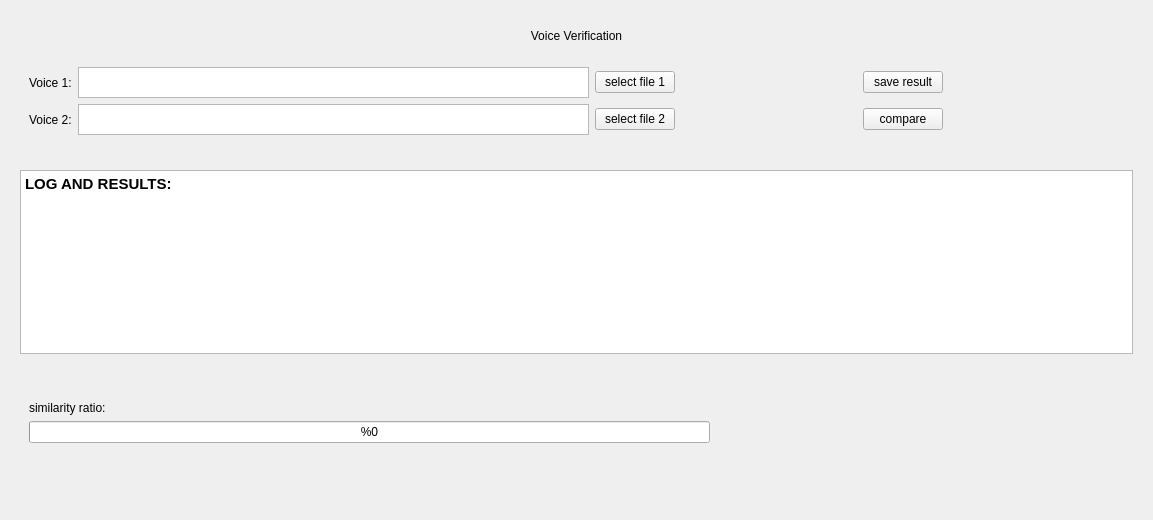
The window that raw_ui_files/soundVerification.ui (MehmetYukselSekeroglu/TheHive) describes before a commit, drawn with Qt 5.
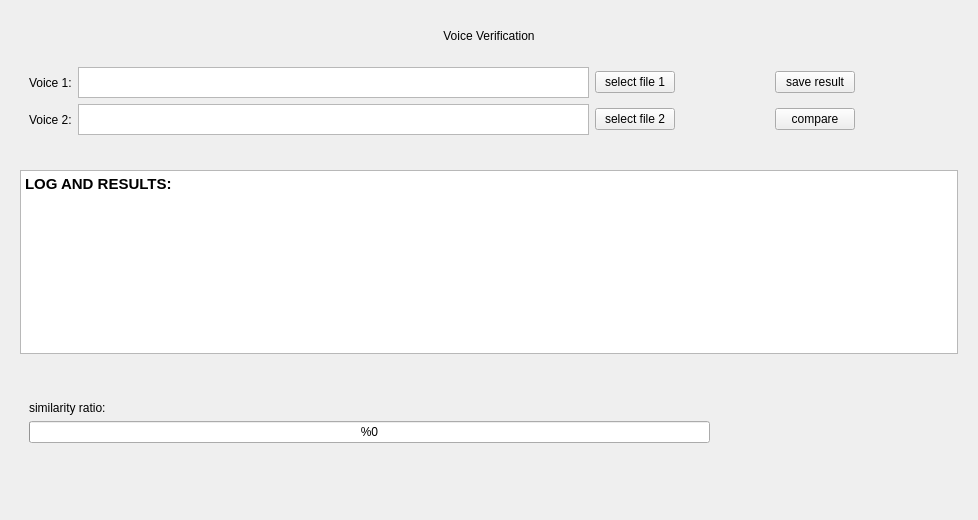
The same window after the commit. Icons and pictures are not drawn.

Commit message: Font update for low resulation screens

The edit to the form file:
```diff
--- a/raw_ui_files/soundVerification.ui
+++ b/raw_ui_files/soundVerification.ui
@@ -6,7 +6,7 @@
    <rect>
     <x>0</x>
     <y>0</y>
-    <width>1153</width>
+    <width>978</width>
     <height>520</height>
    </rect>
   </property>
@@ -237,8 +237,8 @@
          <string>&lt;!DOCTYPE HTML PUBLIC &quot;-//W3C//DTD HTML 4.0//EN&quot; &quot;http://www.w3.org/TR/REC-html40/strict.dtd&quot;&gt;
 &lt;html&gt;&lt;head&gt;&lt;meta name=&quot;qrichtext&quot; content=&quot;1&quot; /&gt;&lt;style type=&quot;text/css&quot;&gt;
 p, li { white-space: pre-wrap; }
-&lt;/style&gt;&lt;/head&gt;&lt;body style=&quot; font-family:'Hack'; font-size:14pt; font-weight:400; font-style:normal;&quot;&gt;
-&lt;p style=&quot; margin-top:0px; margin-bottom:0px; margin-left:0px; margin-right:0px; -qt-block-indent:0; text-indent:0px;&quot;&gt;&lt;span style=&quot; font-family:'Cantarell'; font-size:11pt; font-weight:600;&quot;&gt;LOG AND RESULTS:&lt;/span&gt;&lt;/p&gt;&lt;/body&gt;&lt;/html&gt;</string>
+&lt;/style&gt;&lt;/head&gt;&lt;body style=&quot; font-family:'Hack'; font-size:11pt; font-weight:400; font-style:normal;&quot;&gt;
+&lt;p style=&quot; margin-top:0px; margin-bottom:0px; margin-left:0px; margin-right:0px; -qt-block-indent:0; text-indent:0px;&quot;&gt;&lt;span style=&quot; font-family:'Cantarell'; font-weight:600;&quot;&gt;LOG AND RESULTS:&lt;/span&gt;&lt;/p&gt;&lt;/body&gt;&lt;/html&gt;</string>
         </property>
        </widget>
       </item>
```
Left out of the diff: 26 changed lines with no effect on the pictures. The commit also changes 29 other files.
